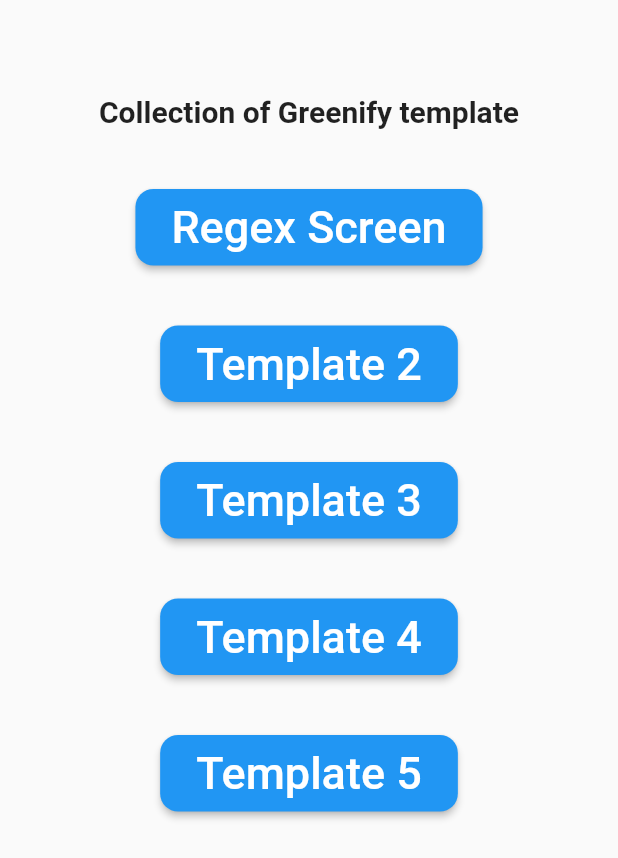
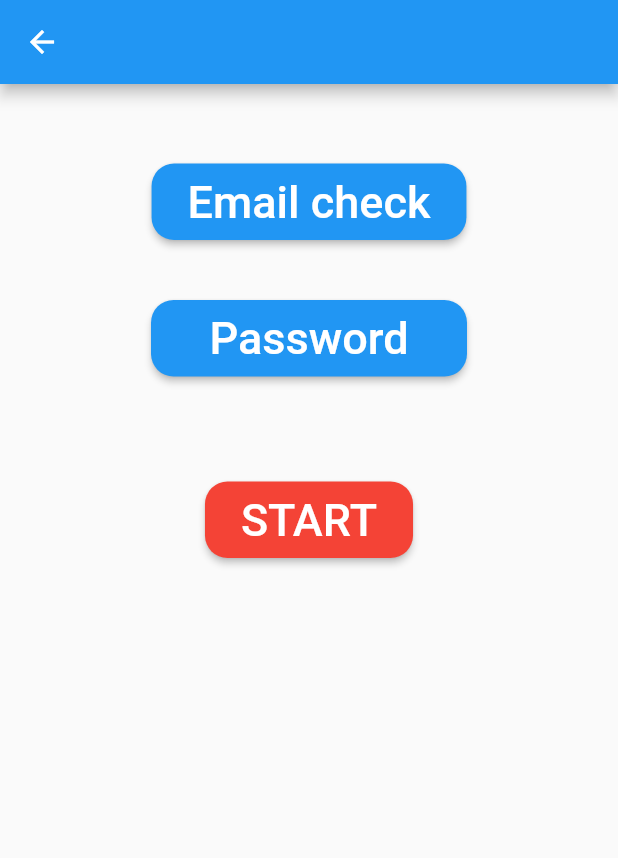
Before and after one commit to Nobi1202/Flutter-Training, a Flutter app: the screen it shows after launch, after a tap on "Regex Screen", on a phone screen of 412 x 824 dp. Shown: the top 858 px of the screen. Run offline on Flutter 3.47's test engine with Material 2 defaults, Android fonts, the phone set to English and light mode, and no system bars.

Commit message:
update task2

```diff
--- a/lib/dev_ngoc_tan/custom_button.dart
+++ b/lib/dev_ngoc_tan/custom_button.dart
@@ -1,4 +1,5 @@
 import 'package:flutter/material.dart';
+import 'package:flutter_traning_chill/dev_ngoc_tan/regex_screen.dart';
 
 class CustomButton extends StatelessWidget {
   const CustomButton({Key? key, required this.label}) : super(key: key);
@@ -8,7 +9,12 @@ class CustomButton extends StatelessWidget {
   @override
   Widget build(BuildContext context) {
     return ElevatedButton(
-      onPressed: () {},
+      onPressed: () {
+        Navigator.push(
+          context,
+          MaterialPageRoute(builder: (context) => Regex_Screen()),
+        );
+      },
       child: Padding(
         padding: const EdgeInsets.all(8.0),
         child: Text(
--- a/lib/dev_ngoc_tan/main_screen.dart
+++ b/lib/dev_ngoc_tan/main_screen.dart
@@ -3,6 +3,8 @@ import 'package:flutter_traning_chill/dev_ngoc_tan/custom_button.dart';
 
 class MainScreen extends StatelessWidget {
   const MainScreen({Key? key}) : super(key: key);
+
+  get children => null;
 
   @override
   Widget build(BuildContext context) {
@@ -15,7 +17,7 @@ class MainScreen extends StatelessWidget {
         child: Center(
           child: Column(
             mainAxisAlignment: MainAxisAlignment.start,
-            children: const [
+            children: [
               SizedBox(height: 50),
               Text(
                 'Collection of Greenify template',
--- /dev/null
+++ b/lib/dev_ngoc_tan/regex_screen.dart
@@ -0,0 +1,80 @@
+import 'package:flutter/material.dart';
+
+import 'regex_screen2.dart';
+
+class Regex_Screen extends StatelessWidget {
+  const Regex_Screen({Key? key}) : super(key: key);
+
+  get children => null;
+
+  @override
+  Widget build(BuildContext context) {
+    return Scaffold(
+      appBar: AppBar(),
+      body: Padding(
+        padding: const EdgeInsets.all(13),
+        child: Center(
+          child: Column(
+            mainAxisAlignment: MainAxisAlignment.start,
+            children: [
+              SizedBox(height: 40),
+              ElevatedButton(
+               onPressed: () {
+                 Navigator.push(
+          context,
+          MaterialPageRoute(builder: (context) => Regex_Screen2()),
+        );
+               },
+                child: Padding(
+                  padding: const EdgeInsets.all(8.0),
+                  child: Text(
+                    'Email check',
+                    style: TextStyle(fontSize: 30),
+                  ),
+                ),
+                style: ElevatedButton.styleFrom(
+                  shape: RoundedRectangleBorder(
+                    borderRadius: BorderRadius.circular(15), // <-- Radius
+                  ),
+                ),
+              ),
+              SizedBox(height: 40),
+              ElevatedButton(
+                onPressed: () {},
+                child: Padding(
+                  padding: const EdgeInsets.all(8.0),
+                  child: Text(
+                    '  Password  ',
+                    style: TextStyle(fontSize: 30),
+                  ),
+                ),
+                style: ElevatedButton.styleFrom(
+                  shape: RoundedRectangleBorder(
+                    borderRadius: BorderRadius.circular(15), // <-- Radius
+                  ),
+                ),
+              ),
+              SizedBox(height: 70),
+              ElevatedButton(
+                onPressed: () {},
+                child: Padding(
+                  padding: const EdgeInsets.all(8.0),
+                  child: Text(
+                    'START',
+                    style: TextStyle(fontSize: 30),
+                  ),
+                ),
+                style: ElevatedButton.styleFrom(
+                  primary: Colors.red,
+                  shape: RoundedRectangleBorder(
+                    borderRadius: BorderRadius.circular(15), // <-- Radius
+                  ),
+                ),
+              )
+            ],
+          ),
+        ),
+      ),
+    );
+  }
+}
```
Also changed, not shown: lib/dev_ngoc_tan/regex_screen2.dart (added, +67 -0 lines).
